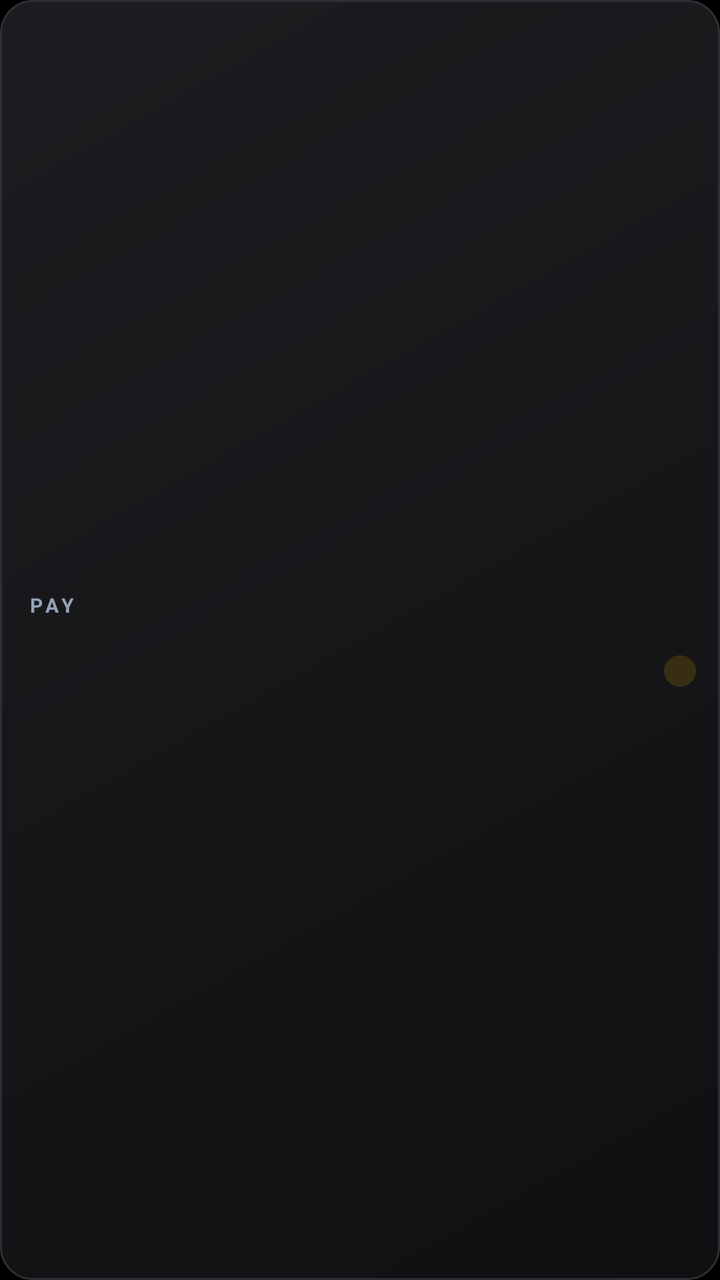
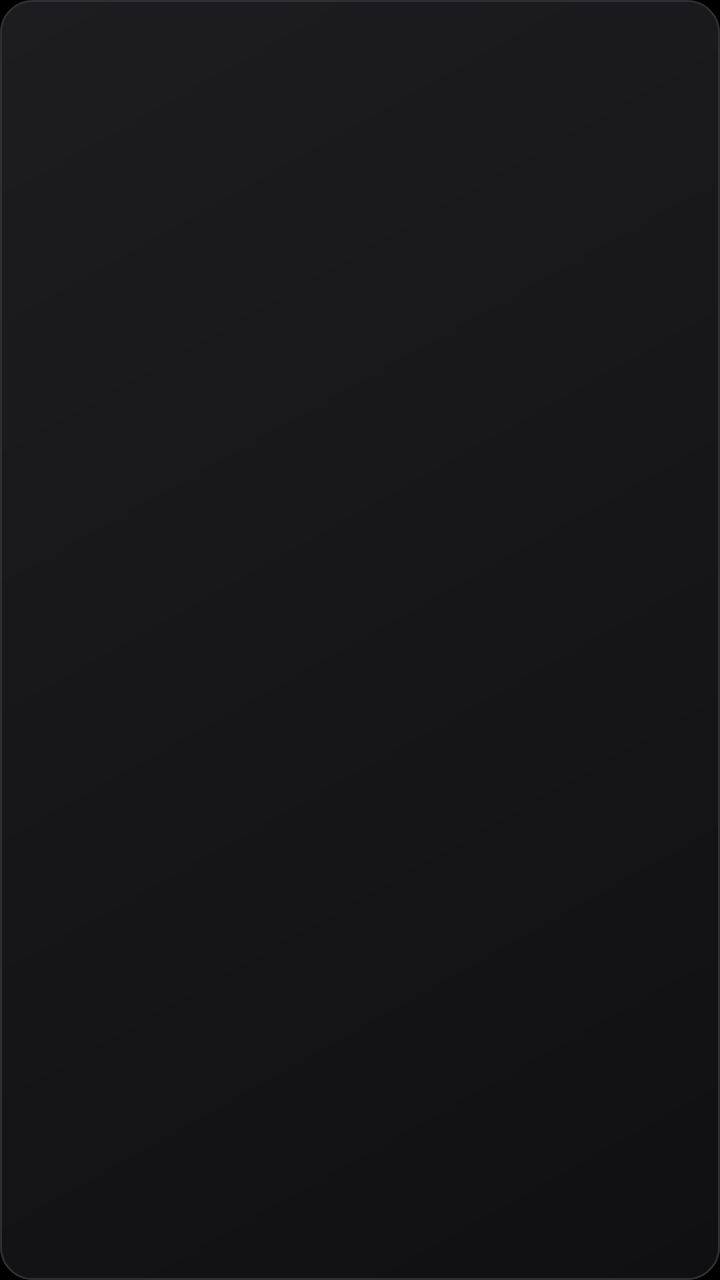

The first picture is an Android layout as it rendered before a commit; the second is the same layout after the commit. The layout source and the unified diff follow.
<!-- AndroidManifest.xml: another module's application theme Theme.SSP -->
<!-- res/layout/item_vip_plan.xml -->
<?xml version="1.0" encoding="utf-8"?>
<FrameLayout xmlns:android="http://schemas.android.com/apk/res/android"
    android:layout_width="match_parent"
    android:layout_height="0dp"
    android:layout_marginBottom="8dp"
    android:layout_weight="1"
    android:background="@drawable/bg_vip_tile"
    android:clickable="true"
    android:focusable="true"
    android:foreground="?android:attr/selectableItemBackground">

    <LinearLayout
        android:layout_width="match_parent"
        android:layout_height="match_parent"
        android:gravity="center_vertical"
        android:orientation="horizontal"
        android:paddingStart="14dp"
        android:paddingEnd="12dp">

        <LinearLayout
            android:layout_width="0dp"
            android:layout_height="wrap_content"
            android:layout_weight="1"
            android:orientation="vertical">

            <TextView
                android:layout_width="wrap_content"
                android:layout_height="wrap_content"
                android:letterSpacing="0.2"
                android:text="@string/vip_tile_pay"
                android:textColor="@color/text_muted"
                android:textSize="10sp"
                android:textStyle="bold" />

            <TextView
                android:id="@+id/tv_plan_pay"
                android:layout_width="wrap_content"
                android:layout_height="wrap_content"
                android:textColor="@color/text_light"
                android:textSize="26sp"
                android:textStyle="bold" />
        </LinearLayout>

        <LinearLayout
            android:layout_width="wrap_content"
            android:layout_height="wrap_content"
            android:gravity="end"
            android:orientation="vertical">

            <TextView
                android:id="@+id/tv_plan_get"
                android:layout_width="wrap_content"
                android:layout_height="wrap_content"
                android:textColor="@color/gold_accent"
                android:textSize="22sp"
                android:textStyle="bold" />

            <TextView
                android:id="@+id/tv_plan_bonus"
                android:layout_width="wrap_content"
                android:layout_height="wrap_content"
                android:layout_marginTop="2dp"
                android:background="@drawable/bg_vip_bonus_pill"
                android:letterSpacing="0.06"
                android:paddingStart="8dp"
                android:paddingTop="1dp"
                android:paddingEnd="8dp"
                android:paddingBottom="1dp"
                android:textColor="@color/gold_accent"
                android:textSize="10sp"
                android:textStyle="bold" />
        </LinearLayout>
    </LinearLayout>

    
    <TextView
        android:id="@+id/tv_plan_best"
        android:layout_width="wrap_content"
        android:layout_height="wrap_content"
        android:layout_gravity="top|end"
        android:background="@drawable/bg_vip_ribbon"
        android:letterSpacing="0.12"
        android:paddingStart="8dp"
        android:paddingTop="1dp"
        android:paddingEnd="8dp"
        android:paddingBottom="1dp"
        android:text="@string/vip_best_value"
        android:textColor="@color/text_dark"
        android:textSize="9sp"
        android:textStyle="bold"
        android:visibility="gone" />
</FrameLayout>
<!-- resources referenced by this layout -->
<resources>
  <color name="gold_accent">#FFB800</color>
  <color name="text_dark">#0F172A</color>
  <color name="text_light">#FFFFFF</color>
  <color name="text_muted">#94A3B8</color>
  <!-- drawable bg_vip_bonus_pill (drawable) -->
  <?xml version="1.0" encoding="utf-8"?>
  <shape xmlns:android="http://schemas.android.com/apk/res/android">
      <solid android:color="#26FFB800" />
      <corners android:radius="20dp" />
  </shape>
  <!-- drawable bg_vip_ribbon (drawable) -->
  <?xml version="1.0" encoding="utf-8"?>
  <shape xmlns:android="http://schemas.android.com/apk/res/android">
      <gradient android:angle="0" android:endColor="#FFB800" android:startColor="#FFE29A" />
      <corners android:bottomLeftRadius="10dp" android:topRightRadius="16dp" />
  </shape>
  <!-- drawable bg_vip_tile (drawable) -->
  <?xml version="1.0" encoding="utf-8"?>
  <shape xmlns:android="http://schemas.android.com/apk/res/android">
      <gradient android:angle="315" android:endColor="#101012" android:startColor="#1D1D21" />
      <corners android:radius="16dp" />
      <stroke android:width="1dp" android:color="#2E2E34" />
  </shape>
  <string name="vip_best_value">BEST VALUE</string>
  <string name="vip_tile_pay">PAY</string>
  <style name="Theme.SSP" parent="Theme.Material3.Dark.NoActionBar">
          
          <item name="colorPrimary">@color/gold_accent</item>
          <item name="colorOnPrimary">@color/text_dark</item>
          <item name="colorSecondary">@color/royal_blue</item>
          <item name="colorOnSecondary">@color/text_dark</item>
          <item name="colorError">@color/coral_red</item>
          <item name="colorOnError">@color/text_light</item>
          <item name="colorSurface">@color/bg_card</item>
          <item name="colorOnSurface">@color/text_light</item>
          <item name="colorSurfaceVariant">@color/bg_card_selected</item>
          <item name="colorOnSurfaceVariant">@color/text_muted</item>
          <item name="colorOutline">@color/border_light</item>
          <item name="android:windowBackground">@color/bg_dark</item>
          <item name="android:windowNoTitle">true</item>
          <item name="android:windowActionBar">false</item>
      </style>
  <color name="royal_blue">#00D1FF</color>
  <color name="coral_red">#FF5252</color>
  <color name="bg_card">#121212</color>
  <color name="bg_card_selected">#1A1A1A</color>
  <color name="border_light">#334155</color>
  <color name="bg_dark">#000000</color>
</resources>

<!-- the commit's change to res/layout/item_vip_plan.xml (unified diff, before → after) -->
@@ -28,6 +28,7 @@
                 android:layout_height="wrap_content"
                 android:letterSpacing="0.2"
                 android:text="@string/vip_tile_pay"
+                android:visibility="gone"
                 android:textColor="@color/text_muted"
                 android:textSize="10sp"
                 android:textStyle="bold" />
@@ -37,7 +38,7 @@
                 android:layout_width="wrap_content"
                 android:layout_height="wrap_content"
                 android:textColor="@color/text_light"
-                android:textSize="26sp"
+                android:textSize="30sp"
                 android:textStyle="bold" />
         </LinearLayout>
 
@@ -52,11 +53,12 @@
                 android:layout_width="wrap_content"
                 android:layout_height="wrap_content"
                 android:textColor="@color/gold_accent"
-                android:textSize="22sp"
+                android:textSize="28sp"
                 android:textStyle="bold" />
 
             <TextView
                 android:id="@+id/tv_plan_bonus"
+                android:visibility="gone"
                 android:layout_width="wrap_content"
                 android:layout_height="wrap_content"
                 android:layout_marginTop="2dp"
@@ -86,7 +88,7 @@
         android:paddingBottom="1dp"
         android:text="@string/vip_best_value"
         android:textColor="@color/text_dark"
-        android:textSize="9sp"
+        android:textSize="12sp"
         android:textStyle="bold"
         android:visibility="gone" />
 </FrameLayout>
